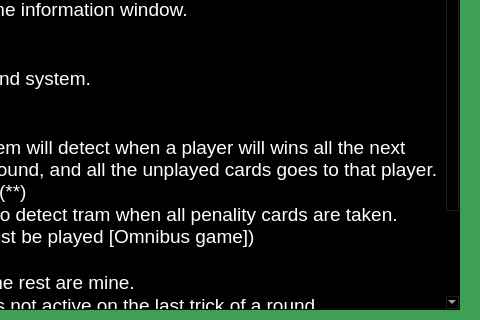
The window that settings.ui (Rescator7/Hearts) describes before a commit, drawn with Qt 5; both pictures show x 200 to 680 and y 260 to 580 of the 680 by 580 pixel window.
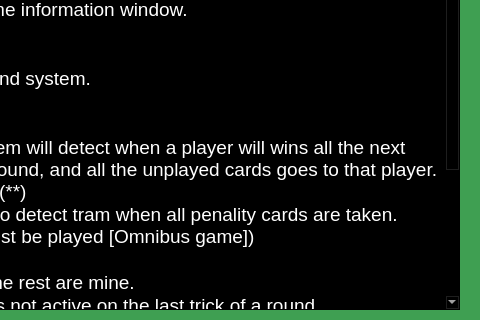
The same window after the commit.

Commit message: don't autosave on fresh new game (no cards played)

What changed in the file:
```diff
--- a/settings.ui
+++ b/settings.ui
@@ -899,7 +899,10 @@
 &lt;p style=&quot; margin-top:0px; margin-bottom:0px; margin-left:0px; margin-right:0px; -qt-block-indent:0; text-indent:0px;&quot;&gt;&lt;span style=&quot; font-size:14pt; font-weight:600;&quot;&gt;**&lt;/span&gt;&lt;span style=&quot; font-size:14pt;&quot;&gt; The tram system is not active on the last trick of a round.&lt;/span&gt;&lt;/p&gt;
 &lt;p style=&quot;-qt-paragraph-type:empty; margin-top:0px; margin-bottom:0px; margin-left:0px; margin-right:0px; -qt-block-indent:0; text-indent:0px; font-size:14pt;&quot;&gt;&lt;br /&gt;&lt;/p&gt;
 &lt;p style=&quot; margin-top:0px; margin-bottom:0px; margin-left:0px; margin-right:0px; -qt-block-indent:0; text-indent:0px;&quot;&gt;&lt;span style=&quot; font-size:14pt; font-weight:600;&quot;&gt;Save Game (Quit):&lt;/span&gt;&lt;/p&gt;
-&lt;p style=&quot; margin-top:0px; margin-bottom:0px; margin-left:0px; margin-right:0px; -qt-block-indent:0; text-indent:0px;&quot;&gt;&lt;span style=&quot; font-size:16pt; font-weight:600;&quot;&gt; &lt;/span&gt;&lt;span style=&quot; font-size:14pt;&quot;&gt; If enabled the system will save your unfinished game on quit, and will automatically reload it on your next application execution.&lt;/span&gt;&lt;/p&gt;&lt;/body&gt;&lt;/html&gt;</string>
+&lt;p style=&quot; margin-top:0px; margin-bottom:0px; margin-left:0px; margin-right:0px; -qt-block-indent:0; text-indent:0px;&quot;&gt;&lt;span style=&quot; font-size:16pt; font-weight:600;&quot;&gt; &lt;/span&gt;&lt;span style=&quot; font-size:14pt;&quot;&gt; If enabled the system will save your unfinished game(*) on quit, and will automatically reload it on your next application execution.&lt;/span&gt;&lt;/p&gt;
+&lt;p style=&quot;-qt-paragraph-type:empty; margin-top:0px; margin-bottom:0px; margin-left:0px; margin-right:0px; -qt-block-indent:0; text-indent:0px; font-size:14pt;&quot;&gt;&lt;br /&gt;&lt;/p&gt;
+&lt;p style=&quot; margin-top:0px; margin-bottom:0px; margin-left:0px; margin-right:0px; -qt-block-indent:0; text-indent:0px;&quot;&gt;&lt;span style=&quot; font-size:14pt;&quot;&gt; * Fresh new game without any cards played aren't saved.&lt;/span&gt;&lt;/p&gt;
+&lt;p style=&quot;-qt-paragraph-type:empty; margin-top:0px; margin-bottom:0px; margin-left:0px; margin-right:0px; -qt-block-indent:0; text-indent:0px; font-size:14pt;&quot;&gt;&lt;br /&gt;&lt;/p&gt;&lt;/body&gt;&lt;/html&gt;</string>
    </property>
   </widget>
  </widget>
```
The commit also changes 4 other files.
